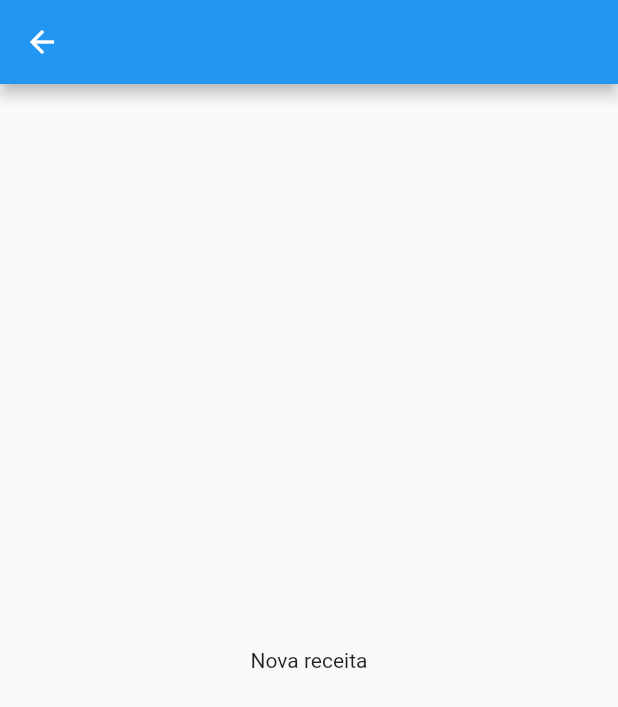
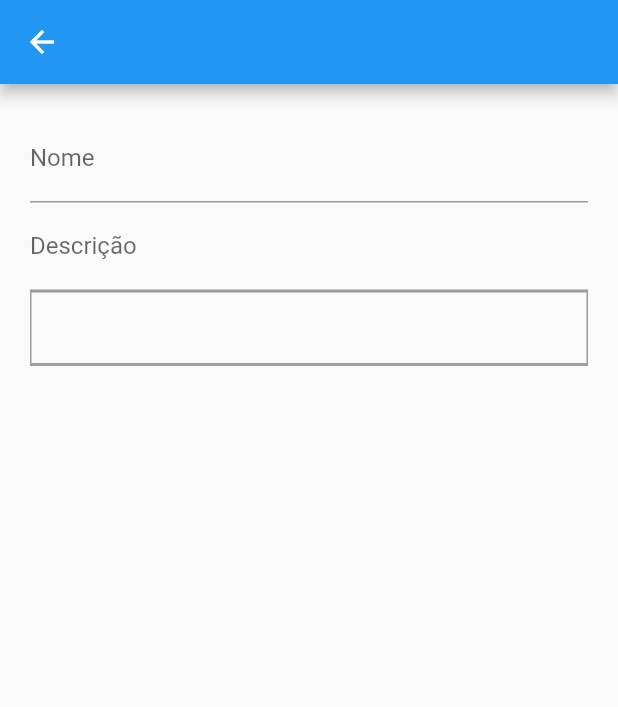
Before and after one commit to JoaoPauloLousada/flutter-recipes-shopping-list, a Flutter app: the NewRecipeScreen screen opened by its route, on a phone screen of 412 x 824 dp. Shown: the top 707 px of the screen. Run offline on Flutter 3.47's test engine with Material 2 defaults, Android fonts, the phone set to English and light mode, and no system bars.

Commit message:
Update ingredients search

```diff
--- a/lib/modules/ingredients/domain/ingredient_repository.dart
+++ b/lib/modules/ingredients/domain/ingredient_repository.dart
@@ -1 +1,21 @@
-class IngredientRepository {}
+import 'package:recipes_shopping_list/modules/ingredients/domain/ingredient_model.dart';
+import 'package:recipes_shopping_list/modules/ingredients/domain/mock_ingredients_response.dart';
+
+class IngredientRepository {
+  static IngredientRepository? _instance;
+
+  static IngredientRepository getIntance() {
+    if (_instance == null) _instance = new IngredientRepository();
+    return _instance!;
+  }
+
+  Future<List<Ingredient>> getIngredientsByName(String? name) {
+    return Future(() {
+      print('getIngredientsByName $name');
+      if (name == null || name.isEmpty) return [];
+      return mockIngredientList
+          .where((element) => element.name.contains(name))
+          .toList();
+    });
+  }
+}
--- a/lib/modules/ingredients/domain/mock_ingredients_response.dart
+++ b/lib/modules/ingredients/domain/mock_ingredients_response.dart
@@ -5,4 +5,6 @@ List<Ingredient> mockIngredientList = [
   new Ingredient('arroz', IngredientUnit.KILOGRAMS),
   new Ingredient('feijao', IngredientUnit.KILOGRAMS),
   new Ingredient('leite', IngredientUnit.LITTERS),
+  new Ingredient('Carne de sol', IngredientUnit.KILOGRAMS),
+  new Ingredient('Água', IngredientUnit.LITTERS),
 ];
--- a/lib/modules/ingredients/ui/new_ingredient_form.dart
+++ b/lib/modules/ingredients/ui/new_ingredient_form.dart
@@ -1,6 +1,5 @@
 import 'package:flutter/material.dart';
 import 'package:recipes_shopping_list/modules/ingredients/domain/ingredient_model.dart';
-import 'package:recipes_shopping_list/modules/ingredients/domain/mock_ingredients_response.dart';
 import 'package:recipes_shopping_list/modules/ingredients/domain/units_enum.dart';
 
 class NewIngredientForm extends StatefulWidget {
--- /dev/null
+++ b/lib/modules/recipes/ui/ingredients_add.dart
@@ -0,0 +1,51 @@
+import 'package:flutter/material.dart';
+import 'package:recipes_shopping_list/modules/ingredients/domain/ingredient_model.dart';
+import 'package:recipes_shopping_list/modules/ingredients/domain/ingredient_repository.dart';
+
+class IngredientsAdd extends StatefulWidget {
+  IngredientsAdd({Key? key}) : super(key: key);
+
+  @override
+  _IngredientsAddState createState() => _IngredientsAddState();
+}
+
+class _IngredientsAddState extends State<IngredientsAdd> {
+  List<Ingredient> _searchList = [];
+  IngredientRepository ingredientRepository = IngredientRepository.getIntance();
+
+  void _getList(String? query) {
+    print('_getList $query');
+    ingredientRepository.getIngredientsByName(query).then((value) {
+      print('list $value');
+      return value;
+    }).then((value) => _searchList = value);
+  }
+
+  @override
+  Widget build(BuildContext context) {
+    return Container(
+      width: double.infinity,
+      decoration: BoxDecoration(
+        border: Border.all(
+          color: Colors.black38,
+        ),
+      ),
+      child: Column(
+        children: [
+          // Align(
+          //   alignment: Alignment.centerLeft,
+          //   child: OutlinedButton(
+          //     onPressed: () {
+          //       print('Received click');
+          //     },
+          //     child: const Text('Adicionar ingrediente'),
+          //   ),
+          // ),
+          TextField(
+            onChanged: _getList,
+          ),
+        ],
+      ),
+    );
+  }
+}
--- /dev/null
+++ b/lib/modules/recipes/ui/new_recipe_form.dart
@@ -0,0 +1,55 @@
+import 'package:flutter/material.dart';
+
+class NewRecipeForm extends StatefulWidget {
+  NewRecipeForm({Key? key}) : super(key: key);
+
+  @override
+  _NewRecipeFormState createState() => _NewRecipeFormState();
+}
+
+class _NewRecipeFormState extends State<NewRecipeForm> {
+  final _formKey = GlobalKey<FormState>();
+  String? _name;
+  String? _description;
+
+  @override
+  Widget build(BuildContext context) {
+    return Form(
+      key: _formKey,
+      child: Column(
+        children: [
+          TextFormField(
+            decoration: InputDecoration(
+              labelText: 'Nome',
+            ),
+            validator: (value) {
+              if (value == null || value.isEmpty) {
+                return 'Please enter some text';
+              }
+              return null;
+            },
+            onSaved: (value) {
+              print('name: $value');
+              _description = value ?? '';
+            },
+          ),
+          TextFormField(
+            decoration: InputDecoration(
+              labelText: 'Descrição',
+            ),
+            validator: (value) {
+              if (value == null || value.isEmpty) {
+                return 'Please enter some text';
+              }
+              return null;
+            },
+            onSaved: (value) {
+              print('name: $value');
+              _name = value ?? '';
+            },
+          ),
+        ],
+      ),
+    );
+  }
+}
--- a/lib/screens/new_recipe_screen.dart
+++ b/lib/screens/new_recipe_screen.dart
@@ -1,4 +1,6 @@
 import 'package:flutter/material.dart';
+import 'package:recipes_shopping_list/modules/recipes/ui/ingredients_add.dart';
+import 'package:recipes_shopping_list/modules/recipes/ui/new_recipe_form.dart';
 
 class NewRecipeScreen extends StatefulWidget {
   NewRecipeScreen({Key? key}) : super(key: key);
@@ -12,8 +14,16 @@ class _NewRecipeScreenState extends State<NewRecipeScreen> {
   Widget build(BuildContext context) {
     return Scaffold(
       appBar: AppBar(),
-      body: Center(
-        child: Text('Nova receita'),
+      body: Padding(
+        padding: const EdgeInsets.all(20.0),
+        child: Center(
+          child: Column(
+            children: [
+              NewRecipeForm(),
+              IngredientsAdd(),
+            ],
+          ),
+        ),
       ),
     );
   }
--- a/pubspec.yaml
+++ b/pubspec.yaml
@@ -24,6 +24,7 @@ dependencies:
   flutter:
     sdk: flutter
   http: ^0.13.3
+  searchfield: ^0.5.6
 
 
   # The following adds the Cupertino Icons font to your application.
```
Also changed, not shown: pubspec.lock.
